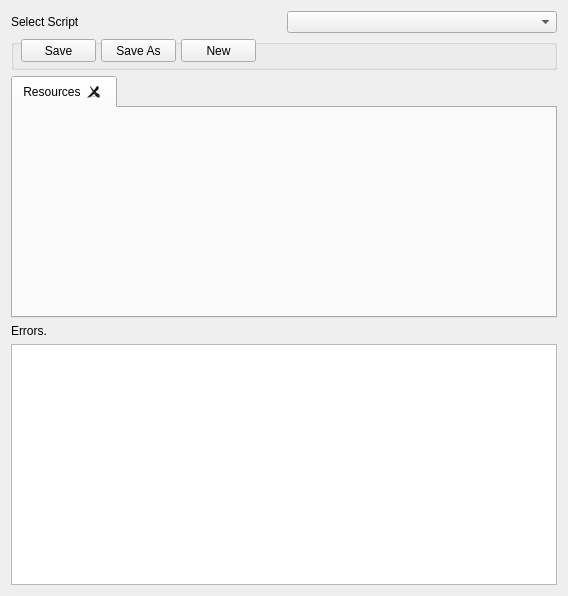
The window that src/MoleBox/Lua/GameLuaEditor.ui (mafiamole/MoleBox) describes before a commit, drawn with Qt 5.
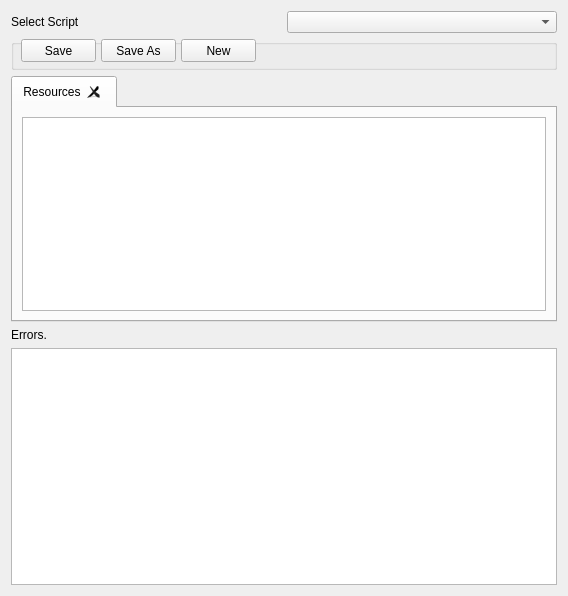
The same window after the commit.

Commit message: Resource editor and windows fixs

```diff
--- a/src/MoleBox/Lua/GameLuaEditor.ui
+++ b/src/MoleBox/Lua/GameLuaEditor.ui
@@ -135,6 +135,15 @@
       <attribute name="title">
        <string>Resources</string>
       </attribute>
+      <layout class="QHBoxLayout" name="horizontalLayout_3">
+       <item>
+        <widget class="QTreeView" name="resource_treeView">
+         <property name="styleSheet">
+          <string notr="true"/>
+         </property>
+        </widget>
+       </item>
+      </layout>
      </widget>
     </widget>
    </item>
```
Left out of the diff: 2 changed lines with no effect on the pictures. The commit also changes 218 other files.
